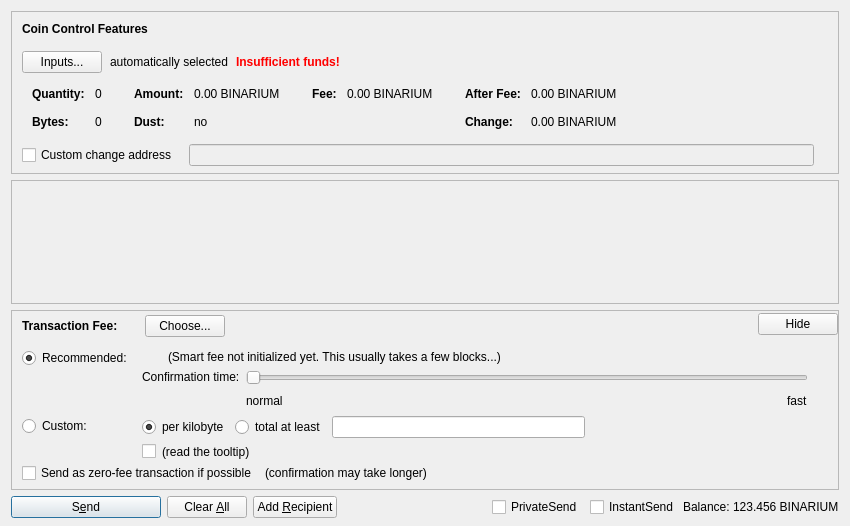
Old version of the form src/qt/forms/sendcoinsdialog.ui in the repository binariumpay/binarium.
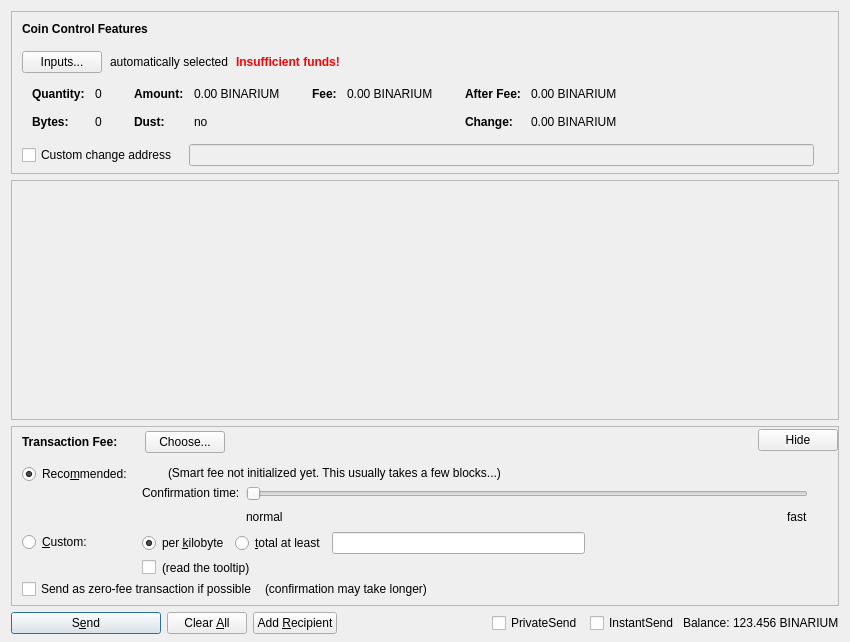
New version of the form. Custom widgets are drawn as their Qt base class.

Patch:
```diff
--- a/src/qt/forms/sendcoinsdialog.ui
+++ b/src/qt/forms/sendcoinsdialog.ui
@@ -7,7 +7,7 @@
     <x>0</x>
     <y>0</y>
     <width>850</width>
-    <height>526</height>
+    <height>642</height>
    </rect>
   </property>
   <property name="windowTitle">
@@ -587,8 +587,8 @@
        <rect>
         <x>0</x>
         <y>0</y>
-        <width>830</width>
-        <height>69</height>
+        <width>834</width>
+        <height>80</height>
        </rect>
       </property>
       <layout class="QVBoxLayout" name="verticalLayout_2" stretch="0,1">
@@ -829,7 +829,7 @@
                     <string>If the custom fee is set to 1000 duffs and the transaction is only 250 bytes, then &quot;per kilobyte&quot; only pays 250 duffs in fee,&lt;br /&gt;while &quot;at least&quot; pays 1000 duffs. For transactions bigger than a kilobyte both pay by kilobyte.</string>
                    </property>
                    <property name="text">
-                    <string>per kilobyte</string>
+                    <string>per &amp;kilobyte</string>
                    </property>
                    <property name="checked">
                     <bool>true</bool>
@@ -845,7 +845,7 @@
                     <string>If the custom fee is set to 1000 duffs and the transaction is only 250 bytes, then &quot;per kilobyte&quot; only pays 250 duffs in fee,&lt;br /&gt;while &quot;total at least&quot; pays 1000 duffs. For transactions bigger than a kilobyte both pay by kilobyte.</string>
                    </property>
                    <property name="text">
-                    <string>total at least</string>
+                    <string>&amp;total at least</string>
                    </property>
                    <attribute name="buttonGroup">
                     <string notr="true">groupCustomFee</string>
@@ -920,7 +920,7 @@
                <item>
                 <widget class="QRadioButton" name="radioSmartFee">
                  <property name="text">
-                  <string>Recommended:</string>
+                  <string>Reco&amp;mmended:</string>
                  </property>
                  <property name="checked">
                   <bool>true</bool>
@@ -950,7 +950,7 @@
                <item>
                 <widget class="QRadioButton" name="radioCustomFee">
                  <property name="text">
-                  <string>Custom:</string>
+                  <string>&amp;Custom:</string>
                  </property>
                  <attribute name="buttonGroup">
                   <string notr="true">groupFee</string>
```
Left out of the diff: 10 changed lines with no effect on the pictures.
